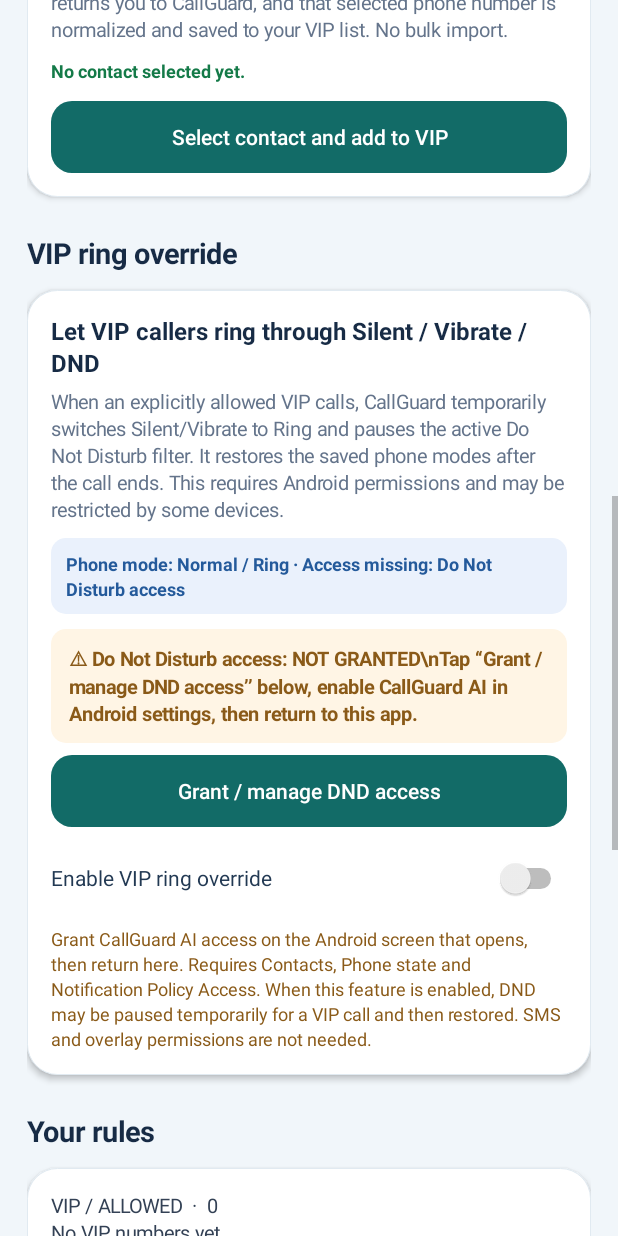
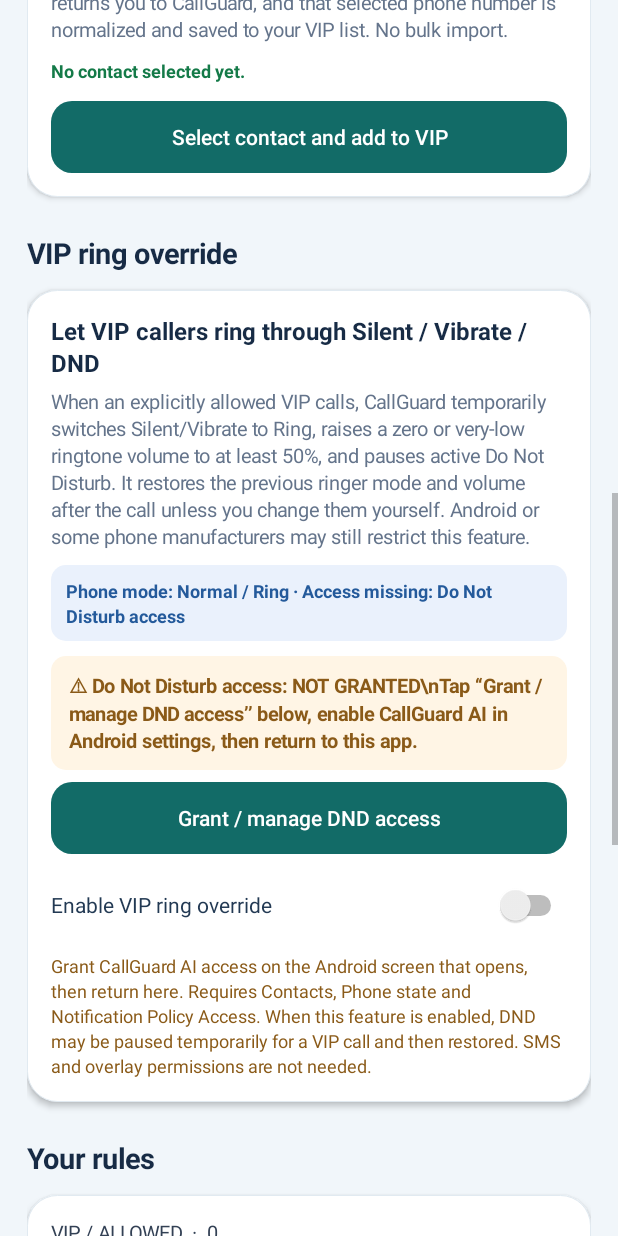
Before and after one commit to MAINAKRUDRA/CallGuard-AI, an Android app: the screen it shows after launch (MainActivity), scrolled down 1153 dp, on a phone screen of 412 x 824 dp. Run offline under Robolectric (Android 15) with nearby library versions, the phone set to English and light mode, and no system bars; libraries missing offline, so code that uses them is left out: com.google.i18n.phonenumbers.

Commit message:
ui: explain temporary VIP ringtone volume boost and restoration

```diff
--- a/android/app/src/main/java/com/mainak/callguardai/MainActivity.kt
+++ b/android/app/src/main/java/com/mainak/callguardai/MainActivity.kt
@@ -279,7 +279,7 @@ class MainActivity : FragmentActivity() {
         content.addView(sectionTitle("VIP ring override"), matchWrap().apply { topMargin = dp(24) })
         val vipCard = card()
         vipCard.addView(label("Let VIP callers ring through Silent / Vibrate / DND", "#172B45", 16, true))
-        vipCard.addView(label("When an explicitly allowed VIP calls, CallGuard temporarily switches Silent/Vibrate to Ring and pauses the active Do Not Disturb filter. It restores the saved phone modes after the call ends. This requires Android permissions and may be restricted by some devices.", "#64748B", 13, false), matchWrap().apply { topMargin = dp(6) })
+        vipCard.addView(label("When an explicitly allowed VIP calls, CallGuard temporarily switches Silent/Vibrate to Ring, raises a zero or very-low ringtone volume to at least 50%, and pauses active Do Not Disturb. It restores the previous ringer mode and volume after the call unless you change them yourself. Android or some phone manufacturers may still restrict this feature.", "#64748B", 13, false), matchWrap().apply { topMargin = dp(6) })
         ringerStatus = label("Current phone mode: checking…", "#245A9B", 12, true).apply {
             background = rounded("#EAF1FC", 10)
             setPadding(dp(10), dp(9), dp(10), dp(9))
```
